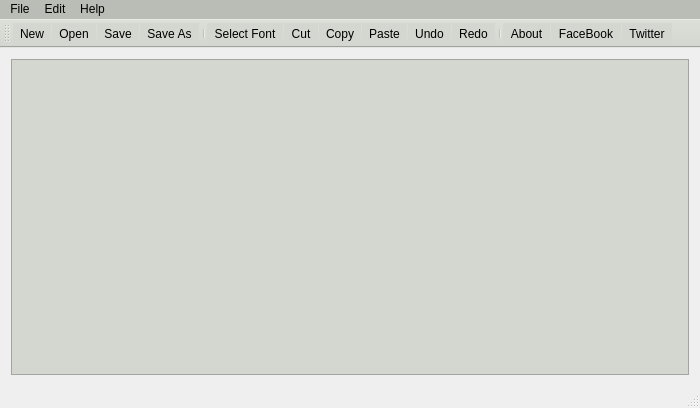
The window that mainwindow.ui (davidmcdonald/MyNote) describes before a commit, drawn with Qt 5.
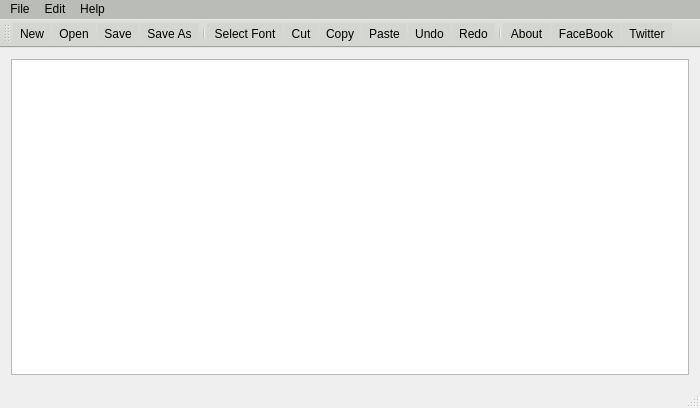
The same window after the commit. Icons and pictures are not drawn.

Commit message:
Updated About Dialog
Added button to allow user to go to our Github site for updates. Changed minimum and maximum size of the dialog box to avoid resizing

What changed in the file:
```diff
--- a/mainwindow.ui
+++ b/mainwindow.ui
@@ -22,7 +22,7 @@
     <item>
      <widget class="QTextEdit" name="mainTextEdit">
       <property name="styleSheet">
-       <string notr="true">background-color: rgb(211, 215, 207);</string>
+       <string notr="true"/>
       </property>
      </widget>
     </item>
```
The commit also changes 4 other files.
